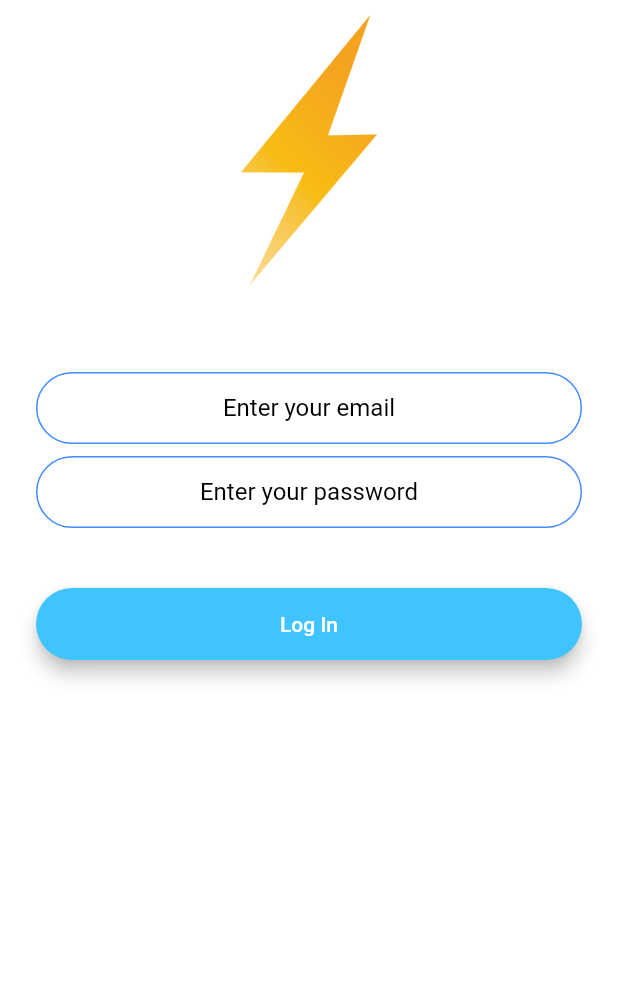
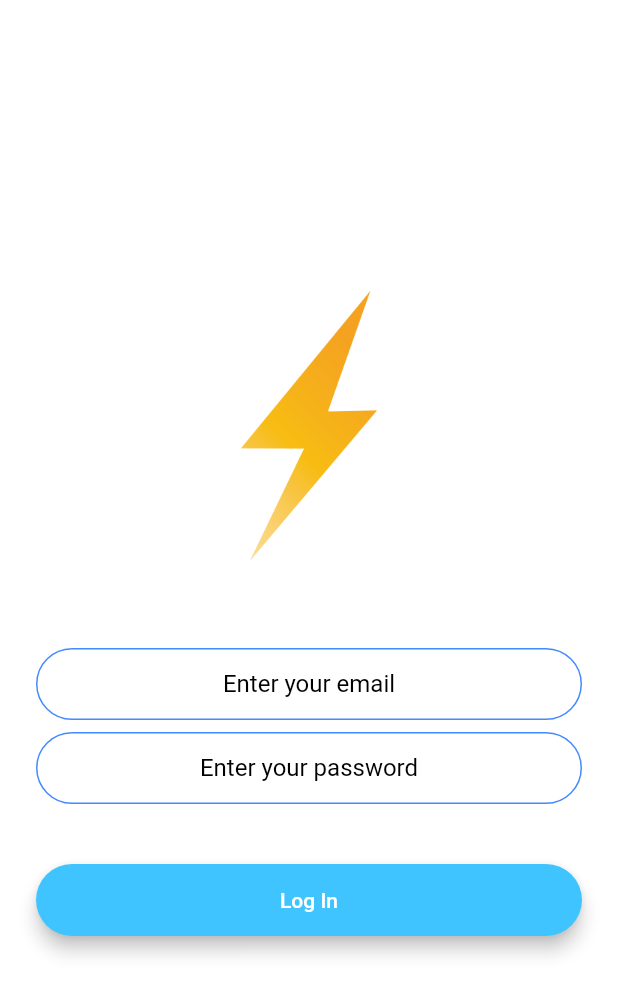
Before and after one commit to samuchakraborty/flash_chat_flutter, a Flutter app: the screen it shows after launch, after a tap on "Log In", on a phone screen of 412 x 824 dp. Shown: the top 995 px of the screen. Run offline on Flutter 3.47's test engine with Material 2 defaults, Android fonts, the phone set to English and light mode, and no system bars; our stand-ins replace animated_text_kit, cloud_firestore, firebase_auth, firebase_core, modal_progress_hud; accounts and stored records are empty.

Commit message:
code reformated

```diff
--- a/lib/main.dart
+++ b/lib/main.dart
@@ -22,7 +22,7 @@ class FlashChat extends StatelessWidget {
       //   textTheme: TextTheme(
       //     bodyText2: TextStyle(color: Colors.black54),
       //   ),
-      // ),
+      //  ),
       initialRoute: WelcomeScreen.id,
       routes: {
         ChatScreen.id: (context) => ChatScreen(),
--- a/lib/screens/login_screen.dart
+++ b/lib/screens/login_screen.dart
@@ -25,20 +25,19 @@ class _LoginScreenState extends State<LoginScreen> {
       backgroundColor: Colors.white,
       body: ModalProgressHUD(
         inAsyncCall: showSpinner,
-        child: ListView(
-          shrinkWrap: true,
-          children: [
-            Padding(
+        child: Padding(
           padding: EdgeInsets.symmetric(horizontal: 24.0),
           child: Column(
             mainAxisAlignment: MainAxisAlignment.center,
             crossAxisAlignment: CrossAxisAlignment.stretch,
             children: [
-                  Hero(
+              Flexible(
+                child: Hero(
                   tag: 'logo',
                   child: Container(
                     height: 200.0,
                     child: Image.asset('images/logo.png'),
+                  ),
                 ),
               ),
               SizedBox(
@@ -72,9 +71,8 @@ class _LoginScreenState extends State<LoginScreen> {
                 labelText: 'Log In',
                 color: Colors.lightBlueAccent,
                 onPressed: () async {
-
                   setState(() {
-                        showSpinner =true;
+                    showSpinner = true;
                   });
                   try {
                     final user = await _auth.signInWithEmailAndPassword(
@@ -86,7 +84,6 @@ class _LoginScreenState extends State<LoginScreen> {
                     setState(() {
                       showSpinner = false;
                     });
-
                   } catch (e) {
                     print(e);
                   }
@@ -95,8 +92,6 @@ class _LoginScreenState extends State<LoginScreen> {
             ],
           ),
         ),
-          ],
-        ),
       ),
     );
   }
--- a/lib/screens/welcome_screen.dart
+++ b/lib/screens/welcome_screen.dart
@@ -71,12 +71,14 @@ class _WelcomeScreenState extends State<WelcomeScreen>
           children: <Widget>[
             Row(
               children: <Widget>[
-                Hero(
-                  tag: 'logo',
-                  child: Container(
-                    child: Image.asset('images/logo.png'),
-                    //  height: animation.value * 100,
-                    height: 60,
+                Flexible(
+                  child: Hero(
+                    tag: 'logo',
+                    child: Container(
+                      child: Image.asset('images/logo.png'),
+                      //  height: animation.value * 100,
+                      height: 60,
+                    ),
                   ),
                 ),
                 AnimatedTextKit(
```
Also changed, not shown: lib/screens/registration_screen.dart (+6 -13 lines), 1 other file. Lines whose indentation alone changed are shown as unchanged.
